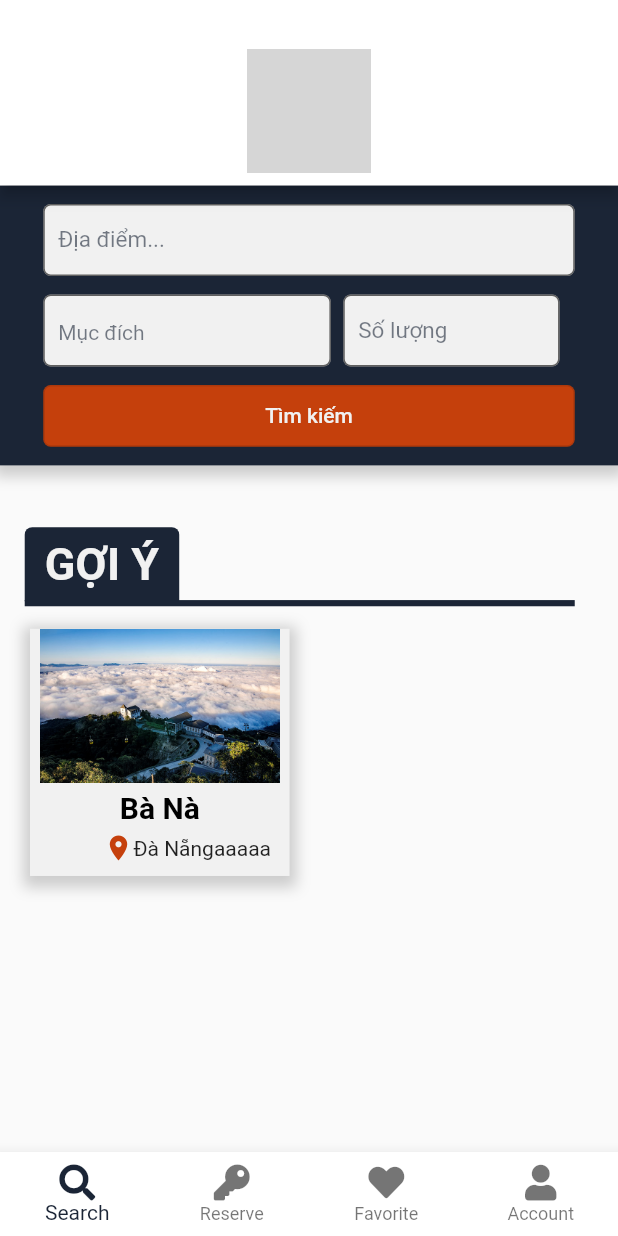
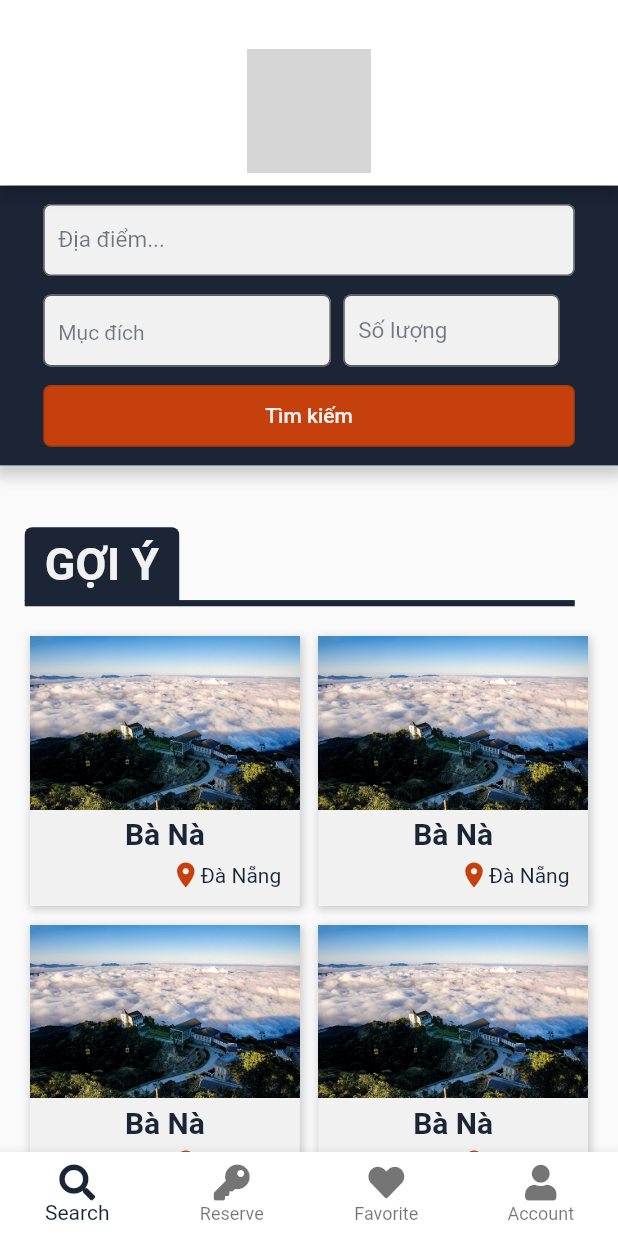
Before and after one commit to BaoKhanh99/Flutter-KaBow, a Flutter app: the screen it shows after launch, on a phone screen of 412 x 824 dp. Run offline on Flutter 3.47's test engine with Material 2 defaults, Android fonts, the phone set to English and light mode, and no system bars; our stand-ins replace community_material_icon, font_awesome_flutter; grey boxes are pictures that could not be loaded.

Commit message:
SearchingPage has been done

```diff
--- a/lib/Search_Page/Recommended.dart
+++ b/lib/Search_Page/Recommended.dart
@@ -1,4 +1,3 @@
-
 import 'package:flutter/cupertino.dart';
 import 'package:flutter/material.dart';
 import 'package:font_awesome_flutter/font_awesome_flutter.dart';
@@ -10,6 +9,92 @@ class Recommended extends StatefulWidget {
 }
 
 class _RecommendedState extends State<Recommended> {
+  @override
+  Widget build(BuildContext context) {
+    Size size = MediaQuery.of(context).size;
+    return Container(
+      decoration: BoxDecoration(
+          color: BackgroundColor,
+          boxShadow: [
+        BoxShadow(
+            color: Colors.grey.withOpacity(0.5),
+            spreadRadius: 1,
+            blurRadius: 4,
+            offset: Offset(1, 2))
+      ])
+      ,
+      child: Material(
+        type: MaterialType.transparency,
+        //elevation: 6.0,
+        color: Colors.transparent,
+        shadowColor: Colors.grey[50],
+        child: InkWell(
+          onTap: (){
+            print("hello world");
+          },
+          child: Container(
+
+
+              //margin: EdgeInsets.only(top: 15, left: 20),
+              //height: size.height * 0.2,
+              //width: size.width * 0.42,
+              child: Column(children: [
+                FittedBox(
+                  alignment: Alignment.center,
+                  child: Image.asset(
+                    'assets/Images/location/bana.jpg',
+                    //height: size.height * 0.12457,
+                  ),
+                  fit: BoxFit.fill,
+                ),
+                Container(
+                    alignment: Alignment.center,
+                    //margin: EdgeInsets.only(top: size.height*0.02),
+                    child: Column(
+                      children: [
+                        Container(
+                          //color: PrimaryColor2,
+                          width: size.width,
+                          alignment: Alignment.center,
+                          margin: EdgeInsets.only(
+                              top: size.height * 0.006, bottom: size.height * 0.007),
+                          child: Text(
+                            "Bà Nà",
+                            style: TextStyle(
+                                color: PrimaryColor,
+                                fontSize: 20,
+                                fontWeight: FontWeight.bold),
+                          ),
+                        ),
+                        Container(
+                            alignment: Alignment.bottomRight,
+                            //color: Colors.red,
+                            //width: ,
+                            padding: EdgeInsets.only(right: size.width * 0.03),
+                            child: Row(
+                              mainAxisAlignment: MainAxisAlignment.end,
+                              children: [
+                                Icon(
+                                  Icons.location_on,
+                                  size: 20,
+                                  color: PrimaryColor2,
+                                ),
+                                Text(
+                                  "Đà Nẵng",
+                                  style: TextStyle(fontSize: 14, color: PrimaryColor),
+                                )
+                              ],
+                            ))
+                      ],
+                    ))
+              ])),
+        ),
+      ),
+    );
+  }
+}
+
+class TitleRecommended extends StatelessWidget {
   @override
   Widget build(BuildContext context) {
     Size size = MediaQuery.of(context).size;
@@ -50,83 +135,63 @@ class _RecommendedState extends State<Recommended> {
             color: PrimaryColor,
           ),
         ),
-        Wrap(
-          //alignment: WrapAlignment.start,
-          children: [
-            Container(
-              decoration: BoxDecoration(
-                color: BackgroundColor,
-                boxShadow: [
-                  BoxShadow(
-                    color: Colors.grey.withOpacity(0.5),
-                    spreadRadius: 5,
-                    blurRadius: 7,
-                    offset: Offset(0,3)
-                  )
-                ]
-              ),
-              margin: EdgeInsets.only(top: 15, left: 20),
+      ],
+    );
+  }
+}
+
+class ButtonLogin extends StatefulWidget {
+  @override
+  _ButtonLoginState createState() => _ButtonLoginState();
+}
+
+class _ButtonLoginState extends State<ButtonLogin> {
+  @override
+  Widget build(BuildContext context) {
+    Size size = MediaQuery.of(context).size;
+    return Container(
+      padding: EdgeInsets.only(top: size.height*0.07, bottom: size.height*0.1),
+      child: Stack(
+        alignment: Alignment.center,
+          children:[
+
+          Container(
+              width: size.width*0.85,
               height: size.height*0.2,
-              width: size.width*0.42,
+              child: Image.asset('assets/Images/location/bana.jpg', fit: BoxFit.fitWidth,)
+          ),
+            Align(
+              alignment: Alignment.center,
               child:
                 Column(
+                  mainAxisAlignment: MainAxisAlignment.center,
+                  //crossAxisAlignment: CrossAxisAlignment.center,
                   children: [
                     Container(
                       alignment: Alignment.center,
-                      child:
-                        Image.asset('assets/Images/location/bana.jpg', height: size.height*0.12457,),
+                      child: FlatButton(
+                        height: 35,
+                        color: PrimaryColor2,
+                        shape: RoundedRectangleBorder(
+                          borderRadius: BorderRadius.circular(6)
+                        ),
+                      onPressed: ()=> print("hello"),
+                      child: Text("Đăng nhập",
+                        style: TextStyle(color: BackgroundColor,
+                          fontSize: 28
+                        ),
+                      ),
+                  ),
                     ),
                     Container(
                       alignment: Alignment.center,
-                      //margin: EdgeInsets.only(top: size.height*0.02),
-                      child:
+                      child: Text("Để có thêm nhiều tính năng",style: TextStyle(color: Colors.white, fontSize: 15), ),
+                      ),
 
-                        Column(
-                          children: [
-                            Container(
-                              //color: PrimaryColor2,
-                              width: size.width,
-                              alignment: Alignment.center,
-                              margin: EdgeInsets.only(top: size.height*0.006, bottom: size.height*0.007),
-                              child: Text("Bà Nà",
-                                style: TextStyle(
-                                    color: Colors.black,
-                                  fontSize: 20,
-                                  fontWeight: FontWeight.bold
-                                ),
-                              ),
-                            ),
-                            Container(
-                              alignment: Alignment.bottomRight,
-                              //color: Colors.red,
-                            //width: ,
-                              padding: EdgeInsets.only(right: size.width*0.03),
-                                child:
-                                Row(
-                                  mainAxisAlignment: MainAxisAlignment.end,
-                                  children: [
-                                    Icon(Icons.location_on ,size: 20, color: PrimaryColor2,),
-                                    Text("Đà Nẵngaaaaa",
-                                      style: TextStyle(
-                                        fontSize: 14
-                                      //color: BackgroundColor
-                                    ),
-                                    )
-                                  ],
-                                )
-                            )
-                          ],
-                        )
-
-                    )
-                  ],
-                ),
+                ])
             ),
-          ],
-        ),
-      ],
-
-
+        ]
+      ),
     );
   }
 }
--- a/lib/Search_Page/Searching_Page.dart
+++ b/lib/Search_Page/Searching_Page.dart
@@ -1,4 +1,5 @@
 import 'package:flutter/material.dart';
+import 'package:kabow/Colors/ProjectColor.dart';
 import 'package:kabow/Search_Page/Recommended.dart';
 import 'package:kabow/Search_Page/Searching_form.dart';
 
@@ -8,7 +9,7 @@ class Searching_Page extends StatelessWidget {
     Size size = MediaQuery.of(context).size;
     return Scaffold(
         appBar: PreferredSize(
-        preferredSize: Size.fromHeight(size.width*0.3),
+            preferredSize: Size.fromHeight(size.width * 0.3),
             child: AppBar(
               automaticallyImplyLeading: false, // hides leading widget
               flexibleSpace: Column(
@@ -16,33 +17,50 @@ class Searching_Page extends StatelessWidget {
                 crossAxisAlignment: CrossAxisAlignment.center,
                 children: [
                   Container(
-
-                  margin: EdgeInsets.only(top: size.height*0.03),
-                  child: Image.asset('assets/logo.png',height: size.height*0.1),
+                    margin: EdgeInsets.only(top: size.height * 0.03),
+                    child: Image.asset('assets/logo.png',
+                        height: size.height * 0.1),
                   ),
                 ],
-            ) ,
-
+              ),
               backgroundColor: Colors.white,
-        )
-      ),
+            )),
         body:
-          SingleChildScrollView(
-
-            child: Column(
-
-              children: [
-                Container(
+            CustomScrollView(slivers: <Widget>[
+          SliverToBoxAdapter(
+            child: Container(
               alignment: Alignment.center,
               child: Searching_form(),
             ),
-                Container(
-                  margin: EdgeInsets.only(top: size.height*0.05),
+          ),
+          SliverToBoxAdapter(
+            child: Container(
+              margin: EdgeInsets.only(top: size.height * 0.05),
               alignment: Alignment.topLeft,
-                  child: Recommended(),
+              child: TitleRecommended(),
+            ),
+          ),
+          SliverPadding(
+            padding: EdgeInsets.all(20),
+            sliver: SliverGrid(
+              delegate: SliverChildBuilderDelegate(
+                (context, index) {
+                  return Recommended();
+                },
+                childCount: 10,
+              ),
+              gridDelegate: SliverGridDelegateWithFixedCrossAxisCount(
+                crossAxisCount: 2,
+                mainAxisSpacing: size.height * 0.015,
+                crossAxisSpacing: size.width * 0.03,
+                //childAspectRatio: (5/5),
+              ),
+            ),
+          ),
+              SliverToBoxAdapter(
+                child: ButtonLogin(),
               )
-              ],
-            ),
+        ]
             )
     );
   }
```
Also changed, not shown: lib/Liked_Page/Liked_Page.dart (+20 -3 lines). Lines whose indentation alone changed are shown as unchanged.
